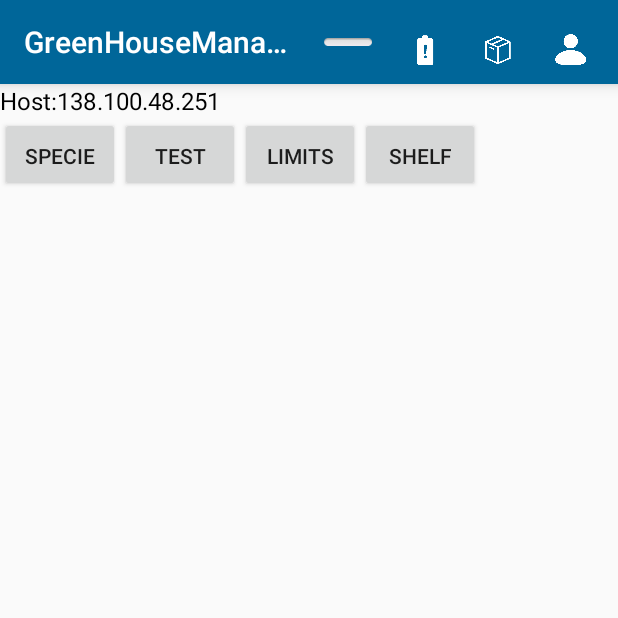
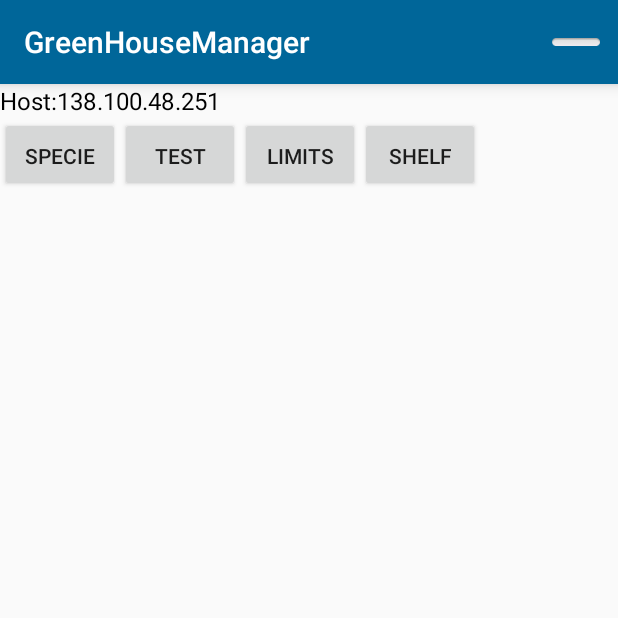
Before and after one commit to Midelcas/ASPAndroid, an Android app: the screen it shows after launch (MainActivity), on a phone screen of 412 x 824 dp, the top half of it. Run offline under Robolectric (Android 15) with nearby library versions, the phone set to English and light mode, and no system bars; libraries missing offline, so code that uses them is left out: com.crashlytics.android, com.github.mikephil.charting, io.fabric.sdk; 1 statement that could not run was skipped.

Commit message:
first version

```diff
--- a/greenhouseManager/app/src/main/java/com/sn_g2/greenhouse/MainActivity.java
+++ b/greenhouseManager/app/src/main/java/com/sn_g2/greenhouse/MainActivity.java
@@ -28,6 +28,7 @@ import org.eclipse.paho.client.mqttv3.MqttSecurityException;
 import android.view.View;
 import android.widget.Spinner;
 import android.widget.TextView;
+import android.widget.Toast;
 
 import com.github.mikephil.charting.components.AxisBase;
 import com.github.mikephil.charting.formatter.IAxisValueFormatter;
@@ -79,6 +80,7 @@ public class MainActivity extends AppCompatActivity implements View.OnClickListe
     private ListView lv2;
     MqttMessage message;
     private int mode;
+    Toast toast;
     private static final int ROOMS=0;
     private static final int SPECIES=1;
     private static final int TEST=2;
@@ -327,6 +329,7 @@ public class MainActivity extends AppCompatActivity implements View.OnClickListe
                 tv.setText(" ");
 
                 if((topicReceived.equals("g4/answer/speciesList"))&&(mode == SPECIES)){
+                    hideTextViews();
                     payload = payload.replace("[","");
                     payload = payload.replace("]","");
                     payload = payload.replace("\"","");
@@ -338,13 +341,6 @@ public class MainActivity extends AppCompatActivity implements View.OnClickListe
                         tv.setText(text+"\n"+"-->"+topicReceived+ " - " + splitted[i]+"\n");
                         text = tv.getText().toString();
                     }
-                    adapter1.notifyDataSetChanged();
-                    lv1.setVisibility(View.GONE);
-                    lv2.setVisibility(View.GONE);
-                    hideTextViews();
-                    changeLimit.setVisibility(View.GONE);
-                    test.setVisibility(View.GONE);
-                    addSpecies.setVisibility(View.VISIBLE);
                     //tv1.setVisibility(View.VISIBLE);
                     tv2.setVisibility(View.VISIBLE);
                     tv3.setVisibility(View.VISIBLE);
@@ -374,8 +370,6 @@ public class MainActivity extends AppCompatActivity implements View.OnClickListe
                     et12.setVisibility(View.VISIBLE);
                     et14.setVisibility(View.VISIBLE);
                     et15.setVisibility(View.VISIBLE);
-                    lv2.setVisibility(View.GONE);
-                    lv1.setVisibility(View.GONE);
                     //tv1.setText("idRoom: ");
                     tv2.setText("idSpecie: ");
                     tv3.setText("maxTemp: ");
@@ -390,7 +384,9 @@ public class MainActivity extends AppCompatActivity implements View.OnClickListe
                     tv12.setText("minCond: ");
                     tv14.setText("maxWL: ");
                     tv15.setText("minWL: ");
+                    addSpecies.setVisibility(View.VISIBLE);
                 }else if((topicReceived.equals("g4/answer/roomsList"))&&(mode==ROOMS)){
+                    hideTextViews();
                     payload = payload.replace("[","");
                     payload = payload.replace("]","");
                     payload = payload.replace("\"","");
@@ -404,17 +400,13 @@ public class MainActivity extends AppCompatActivity implements View.OnClickListe
                     }
                     adapter1.notifyDataSetChanged();
                     lv1.setVisibility(View.VISIBLE);
-                    lv2.setVisibility(View.GONE);
+                    test.setVisibility(View.VISIBLE);
+                }else if ((topicReceived.equals("g4/answer/test")&&(mode==TEST))){
                     hideTextViews();
-                    changeLimit.setVisibility(View.GONE);
-                    test.setVisibility(View.VISIBLE);
-                    addSpecies.setVisibility(View.GONE);
-                }else if ((topicReceived.equals("g4/answer/test")&&(mode==TEST))){
                     listItems.clear();
                     tv.setText(payload);
                     lv2.setVisibility(View.VISIBLE);
-                    lv1.setVisibility(View.GONE);
-                    hideTextViews();
+
                     Gson gson = new Gson();
                     Measures measure = gson.fromJson(payload, Measures.class);
                     listItems.add("idRoom");
@@ -426,20 +418,15 @@ public class MainActivity extends AppCompatActivity implements View.OnClickListe
                     listItems.add("Pressure [pa]");
                     listItems.add(""+measure.getPres());
                     adapter2.notifyDataSetChanged();
-                    changeLimit.setVisibility(View.GONE);
-                    test.setVisibility(View.GONE);
-                    addSpecies.setVisibility(View.GONE);
                 }else if((topicReceived.equals("g4/answer/ambientLimits"))&&(mode==LIMITS)){
+                    hideTextViews();
                     payload = payload.replace("[","");
                     payload = payload.replace("]","");
                     payload = payload.replace("\r","");
                     payload = payload.replace("\n","");
                     tv.setText(payload);
-                    hideTextViews();
                     Gson gson = new Gson();
                     AmbientModuleLimits ambientModuleLimits = gson.fromJson(payload, AmbientModuleLimits.class);
-                    lv2.setVisibility(View.GONE);
-                    lv1.setVisibility(View.GONE);
                     tv1.setVisibility(View.VISIBLE);
                     tv2.setVisibility(View.VISIBLE);
                     tv3.setVisibility(View.VISIBLE);
@@ -470,8 +457,6 @@ public class MainActivity extends AppCompatActivity implements View.OnClickListe
                     et6.setText(""+ambientModuleLimits.getMaxPres());
                     et7.setText(""+ambientModuleLimits.getMinPres());
                     changeLimit.setVisibility(View.VISIBLE);
-                    test.setVisibility(View.GONE);
-                    addSpecies.setVisibility(View.GONE);
                 }else if((topicReceived.equals("g4/answer/roomsList")||(topicReceived.equals("g4/answer/speciesList")))&&(mode==SHELF)){
                     if(topicReceived.equals("g4/answer/roomsList")){
                         payload = payload.replace("[","");
@@ -526,8 +511,6 @@ public class MainActivity extends AppCompatActivity implements View.OnClickListe
                     message = new MqttMessage("{\"command\":\"getSpecies\"}".getBytes());
                     message.setQos(2);
                     message.setRetained(false);
-                    selectableItems.clear();
-                    adapter1.notifyDataSetChanged();
                     mode = SPECIES;
                     try {
                         mqttAndroidClient.publish("g4/commands", message);
@@ -536,11 +519,10 @@ public class MainActivity extends AppCompatActivity implements View.OnClickListe
                     }
                     break;
                 case R.id.getRooms:
+                    hideTextViews();
                     message = new MqttMessage("{\"command\":\"getRooms\"}".getBytes());
                     message.setQos(2);
                     message.setRetained(false);
-                    selectableItems.clear();
-                    adapter1.notifyDataSetChanged();
                     mode = ROOMS;
                     try {
                         mqttAndroidClient.publish("g4/commands", message);
@@ -553,8 +535,6 @@ public class MainActivity extends AppCompatActivity implements View.OnClickListe
                     message = new MqttMessage(mes.getBytes());
                     message.setQos(2);
                     message.setRetained(false);
-                    selectableItems.clear();
-                    adapter1.notifyDataSetChanged();
                     mode = TEST;
                     try {
                         mqttAndroidClient.publish("g4/commands", message);
@@ -574,8 +554,6 @@ public class MainActivity extends AppCompatActivity implements View.OnClickListe
                     message = new MqttMessage(mes.getBytes());
                     message.setQos(2);
                     message.setRetained(false);
-                    selectableItems.clear();
-                    adapter1.notifyDataSetChanged();
                     try {
                         mqttAndroidClient.publish("g4/commands", message);
                     } catch (MqttException e) {
@@ -584,11 +562,10 @@ public class MainActivity extends AppCompatActivity implements View.OnClickListe
                     mode = CHANGE;
                     break;
                 case R.id.getLimits:
+                    hideTextViews();
                     message = new MqttMessage("{\"command\":\"getLimits\"}".getBytes());
                     message.setQos(2);
                     message.setRetained(false);
-                    selectableItems.clear();
-                    adapter1.notifyDataSetChanged();
                     mode = ROOMS;
                     try {
                         mqttAndroidClient.publish("g4/commands", message);
@@ -599,10 +576,8 @@ public class MainActivity extends AppCompatActivity implements View.OnClickListe
                     break;
                 case R.id.addSpecies:
                     if(selectableItems.contains(et2.getText().toString())){
-                        tv.setText("OK");
-                    }else{
-                        tv.setText("NOK");
-                    }
+                        Toast.makeText(getBaseContext(), "idSpecie already exists", Toast.LENGTH_SHORT).show();
+                    }else {
                         mes = "{\"idSpecie\":\"" + et2.getText().toString() +
                                 "\",\"maxTemp\":" + et3.getText().toString() +
                                 ",\"minTemp\":" + et4.getText().toString() +
@@ -619,17 +594,17 @@ public class MainActivity extends AppCompatActivity implements View.OnClickListe
                                 "}";
                         message = new MqttMessage(mes.getBytes());
                         message.setQos(2);
-                    message.setRetained(false);
-                    adapter1.notifyDataSetChanged();
                         mode = ROOMS;
                         try {
                             mqttAndroidClient.publish("g4/config/addSpecies", message);
                         } catch (MqttException e) {
                             e.printStackTrace();
                         }
-                    mode=ADDSPECIES;
+                        mode = ADDSPECIES;
+                    }
                     break;
                 case R.id.shelf:
+                    hideTextViews();
                     message = new MqttMessage("{\"command\":\"getSpecies\"}".getBytes());
                     message.setQos(2);
                     message.setRetained(false);
@@ -654,8 +629,6 @@ public class MainActivity extends AppCompatActivity implements View.OnClickListe
                     message = new MqttMessage(mes.getBytes());
                     message.setQos(2);
                     message.setRetained(false);
-                    selectableItems.clear();
-                    adapter1.notifyDataSetChanged();
                     try {
                         mqttAndroidClient.publish("g4/config/addShelf", message);
                     } catch (MqttException e) {
@@ -664,6 +637,8 @@ public class MainActivity extends AppCompatActivity implements View.OnClickListe
                     mode=ADDSHELF;
                     break;
             }
+        }else{
+            Toast.makeText(getBaseContext(), "MQTT not connected, tap the button in toolbar", Toast.LENGTH_SHORT).show();
         }
     }
 
@@ -673,13 +648,15 @@ public class MainActivity extends AppCompatActivity implements View.OnClickListe
         AlertDialog.Builder alert = new AlertDialog.Builder(this, R.style.AlertDialogStyle);
         alert.setTitle("Host");
         alert.setView(mView);
-        final EditText userInputDialogEditText = (EditText) mView.findViewById(R.id.userInputDialog);
-        userInputDialogEditText.setText(tvHost.getText().toString());
+        String[] hosts = {"138.100.48.251", "10.49.1.26"};
+        final Spinner userInputDialogSpinner = (Spinner) mView.findViewById(R.id.userInputDialog);
+        ArrayAdapter userInputDialogAdapter = new ArrayAdapter<String>(this, android.R.layout.simple_spinner_dropdown_item, hosts);
+        userInputDialogSpinner.setAdapter(userInputDialogAdapter);
         alert
                 .setCancelable(false)
                 .setPositiveButton("Ok", new DialogInterface.OnClickListener() {
                     public void onClick(DialogInterface dialogBox, int id) {
-                        String name = userInputDialogEditText.getText().toString();
+                        String name = userInputDialogSpinner.getSelectedItem().toString();
                         if(name.length()==0){
                             name = tvHost.getText().toString();
                         }
@@ -700,6 +677,22 @@ public class MainActivity extends AppCompatActivity implements View.OnClickListe
     }
 
     private void hideTextViews(){
+        et2.setText("");
+        et3.setText("");
+        et4.setText("");
+        et5.setText("");
+        et6.setText("");
+        et7.setText("");
+        selectableItems.clear();
+        adapter1.notifyDataSetChanged();
+        listItems.clear();
+        adapter2.notifyDataSetChanged();
+        shelfList.clear();
+        speciesList.clear();
+        adaptershelf.notifyDataSetChanged();
+        adapterspecies.notifyDataSetChanged();
+        lv1.setVisibility(View.GONE);
+        lv2.setVisibility(View.GONE);
         tv1.setVisibility(View.GONE);
         tv2.setVisibility(View.GONE);
         tv3.setVisibility(View.GONE);
@@ -728,6 +721,12 @@ public class MainActivity extends AppCompatActivity implements View.OnClickListe
         et12.setVisibility(View.GONE);
         et14.setVisibility(View.GONE);
         et15.setVisibility(View.GONE);
+        shelfspinner.setVisibility(View.GONE);
+        speciespinner.setVisibility(View.GONE);
+        addShelf.setVisibility(View.GONE);
+        addSpecies.setVisibility(View.GONE);
+        test.setVisibility(View.GONE);
+        changeLimit.setVisibility(View.GONE);
     }
 
 }
--- a/greenhouseManager/app/src/main/res/layout/activity_main.xml
+++ b/greenhouseManager/app/src/main/res/layout/activity_main.xml
@@ -43,31 +43,23 @@
                     android:textColor="#000000"
                     android:textSize="16sp"/>
             </LinearLayout>
-        </LinearLayout>
-        <ScrollView
-            android:layout_width="match_parent"
-            android:layout_height="wrap_content">
             <LinearLayout
                 android:layout_width="match_parent"
                 android:layout_height="match_parent"
-                android:orientation="vertical">
-                <LinearLayout
-                    android:layout_width="match_parent"
-                    android:layout_height="match_parent"
-                    android:orientation="horizontal">
+                android:orientation="horizontal">
                 <Button
                     android:id="@+id/getSpecies"
                     android:layout_width="80dp"
                     android:layout_height="50dp"
                     android:padding="16dp"
-                    android:text="Species"/>
+                    android:text="Species" />
                 <Button
                     android:id="@+id/getRooms"
                     android:layout_width="80dp"
                     android:layout_height="50dp"
                     android:padding="16dp"
                     android:text="Test"/>
-                    <Button
+                <Button
                     android:id="@+id/getLimits"
                     android:layout_width="80dp"
                     android:layout_height="50dp"
@@ -80,7 +72,15 @@
                     android:padding="16dp"
                     android:text="Shelf"/>
 
-                </LinearLayout>
+            </LinearLayout>
+        </LinearLayout>
+        <ScrollView
+            android:layout_width="match_parent"
+            android:layout_height="wrap_content">
+            <LinearLayout
+                android:layout_width="match_parent"
+                android:layout_height="match_parent"
+                android:orientation="vertical">
                 <ListView
                     android:id="@+id/lv1"
                     android:layout_height="350dp"
@@ -151,7 +151,8 @@
                         android:id="@+id/et3"
                         android:layout_width="wrap_content"
                         android:layout_height="wrap_content"
-                        android:visibility="gone"/>
+                        android:visibility="gone"
+                        android:inputType="numberDecimal"/>
                 </LinearLayout>
                 <LinearLayout
                     android:layout_width="match_parent"
@@ -166,7 +167,8 @@
                         android:id="@+id/et4"
                         android:layout_width="wrap_content"
                         android:layout_height="wrap_content"
-                        android:visibility="gone"/>
+                        android:visibility="gone"
+                        android:inputType="numberDecimal"/>
                 </LinearLayout>
                 <LinearLayout
                     android:layout_width="match_parent"
@@ -181,7 +183,8 @@
                         android:id="@+id/et5"
                         android:layout_width="wrap_content"
                         android:layout_height="wrap_content"
-                        android:visibility="gone"/>
+                        android:visibility="gone"
+                        android:inputType="numberDecimal"/>
                 </LinearLayout>
                 <LinearLayout
                     android:layout_width="match_parent"
@@ -196,7 +199,8 @@
                         android:id="@+id/et6"
                         android:layout_width="wrap_content"
                         android:layout_height="wrap_content"
-                        android:visibility="gone"/>
+                        android:visibility="gone"
+                        android:inputType="numberDecimal"/>
                 </LinearLayout>
                 <LinearLayout
                     android:layout_width="match_parent"
@@ -211,7 +215,8 @@
                         android:id="@+id/et7"
                         android:layout_width="wrap_content"
                         android:layout_height="wrap_content"
-                        android:visibility="gone"/>
+                        android:visibility="gone"
+                        android:inputType="numberDecimal"/>
                 </LinearLayout>
                 <LinearLayout
                     android:layout_width="match_parent"
@@ -226,7 +231,8 @@
                         android:id="@+id/et8"
                         android:layout_width="wrap_content"
                         android:layout_height="wrap_content"
-                        android:visibility="gone"/>
+                        android:visibility="gone"
+                        android:inputType="numberDecimal"/>
                 </LinearLayout>
                 <LinearLayout
                     android:layout_width="match_parent"
@@ -241,7 +247,8 @@
                         android:id="@+id/et9"
                         android:layout_width="wrap_content"
                         android:layout_height="wrap_content"
-                        android:visibility="gone"/>
+                        android:visibility="gone"
+                        android:inputType="numberDecimal"/>
                 </LinearLayout>
                 <LinearLayout
                     android:layout_width="match_parent"
@@ -256,7 +263,8 @@
                         android:id="@+id/et10"
                         android:layout_width="wrap_content"
                         android:layout_height="wrap_content"
-                        android:visibility="gone"/>
+                        android:visibility="gone"
+                        android:inputType="numberDecimal"/>
                 </LinearLayout>
                 <LinearLayout
                     android:layout_width="match_parent"
@@ -271,7 +279,8 @@
                         android:id="@+id/et11"
                         android:layout_width="wrap_content"
                         android:layout_height="wrap_content"
-                        android:visibility="gone"/>
+                        android:visibility="gone"
+                        android:inputType="numberDecimal"/>
                 </LinearLayout>
                 <LinearLayout
                     android:layout_width="match_parent"
@@ -286,7 +295,8 @@
                         android:id="@+id/et12"
                         android:layout_width="wrap_content"
                         android:layout_height="wrap_content"
-                        android:visibility="gone"/>
+                        android:visibility="gone"
+                        android:inputType="numberDecimal"/>
                 </LinearLayout>
                 <LinearLayout
                     android:layout_width="match_parent"
@@ -301,7 +311,8 @@
                         android:id="@+id/et14"
                         android:layout_width="wrap_content"
                         android:layout_height="wrap_content"
-                        android:visibility="gone"/>
+                        android:visibility="gone"
+                        android:inputType="numberDecimal"/>
                 </LinearLayout>
                 <LinearLayout
                     android:layout_width="match_parent"
@@ -316,7 +327,8 @@
                         android:id="@+id/et15"
                         android:layout_width="wrap_content"
                         android:layout_height="wrap_content"
-                        android:visibility="gone"/>
+                        android:visibility="gone"
+                        android:inputType="numberDecimal"/>
                 </LinearLayout>
                 <Button
                     android:id="@+id/addSpecies"
--- a/greenhouseManager/app/src/main/res/layout/pop_up_host.xml
+++ b/greenhouseManager/app/src/main/res/layout/pop_up_host.xml
@@ -12,10 +12,8 @@
         android:layout_height="wrap_content"
         android:textAppearance="?android:attr/textAppearanceLarge" />
 
-    <EditText
+    <Spinner
         android:id="@+id/userInputDialog"
         android:layout_width="match_parent"
-        android:layout_height="wrap_content"
-        android:hint="Enter Something"
-        android:inputType="text" />
+        android:layout_height="wrap_content" />
 </LinearLayout>
--- a/greenhouseManager/app/src/main/res/menu/menu_main.xml
+++ b/greenhouseManager/app/src/main/res/menu/menu_main.xml
@@ -10,22 +10,4 @@
         android:title="connect"
         android:icon="@android:drawable/button_onoff_indicator_off"
         app:showAsAction="always" />
-    <item
-        android:id="@+id/battery"
-        android:orderInCategory="1"
-        android:title="bat"
-        android:icon="@drawable/bat_ok"
-        app:showAsAction="always"/>
-    <item
-        android:id="@+id/ff"
-        android:orderInCategory="2"
-        android:title="ff"
-        android:icon="@drawable/ff_off"
-        app:showAsAction="always"/>
-    <item
-        android:id="@+id/pir"
-        android:orderInCategory="3"
-        android:title="pir"
-        android:icon="@drawable/pir_off"
-        app:showAsAction="always"/>
 </menu>
```
Also changed, not shown: 193 other files. Lines whose indentation alone changed are shown as unchanged.
